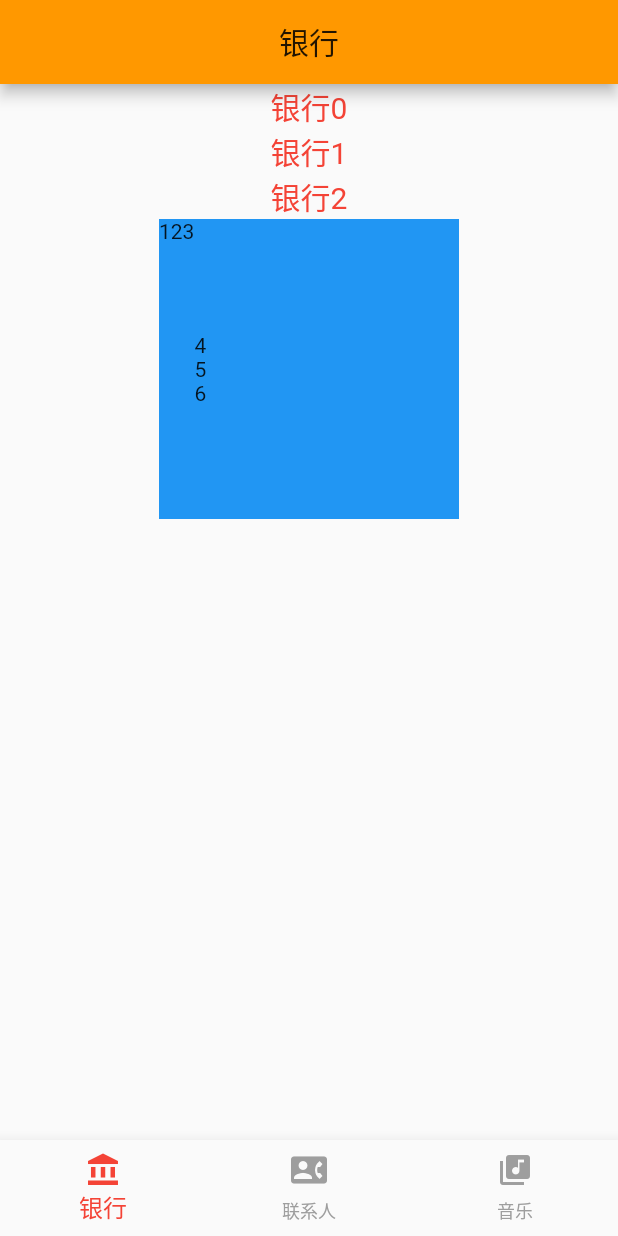
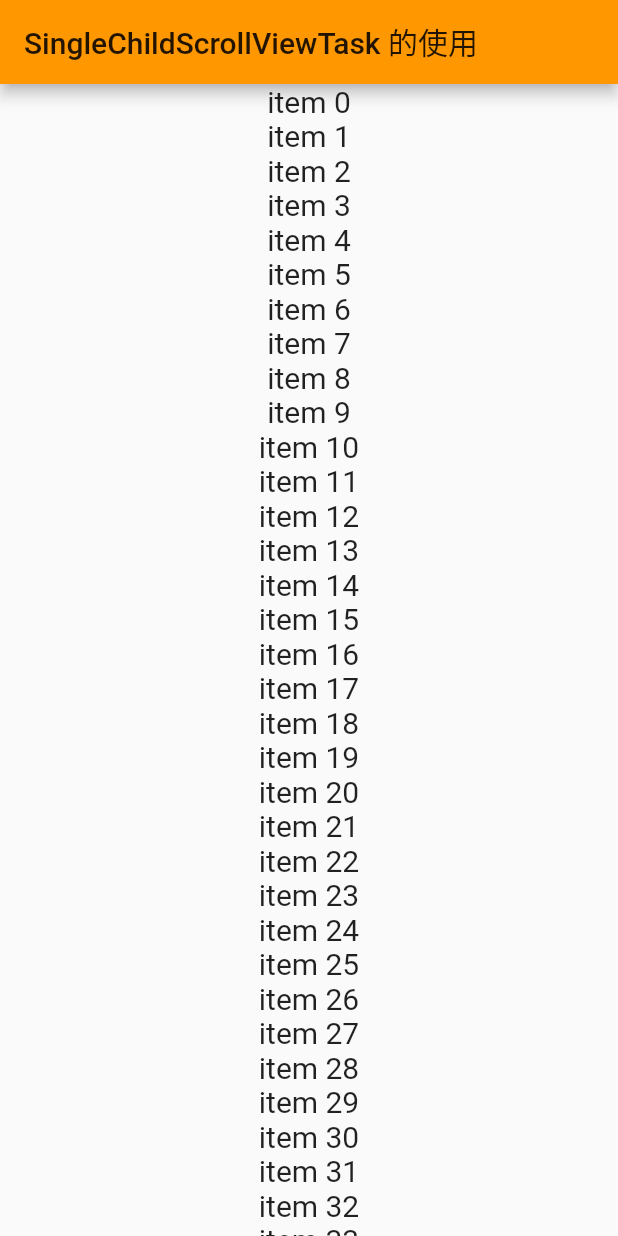
Before and after one commit to HumorYi/Flutter, a Flutter app: the screen it shows after launch, on a phone screen of 412 x 824 dp. Run offline on Flutter 3.47's test engine with Material 2 defaults, Android fonts, the phone set to English and light mode, and no system bars.

Commit message:
【新增】手势、列表布局、网格布局

```diff
--- /dev/null
+++ b/demo/lib/SingleChildScrollView_task.dart
@@ -0,0 +1,21 @@
+import 'package:flutter/material.dart';
+
+class SingleChildScrollViewTask extends StatelessWidget {
+  final List<String> items = List.generate(150, (index) => 'item $index');
+
+  @override
+  Widget build(BuildContext context) {
+    return Scaffold(
+      appBar: AppBar(
+        title: Text('SingleChildScrollViewTask 的使用'),
+      ),
+      body: SingleChildScrollView(
+        child: Center(
+          child: Column(
+            children: items.map((item) => Text(item, style: TextStyle(fontSize: 20))).toList(),
+          ),
+        ),
+      ),
+    );
+  }
+}
--- a/demo/lib/main.dart
+++ b/demo/lib/main.dart
@@ -1,98 +1,24 @@
-import 'package:demo/Screen/BalanceScreen.dart';
-import 'package:demo/Screen/ContactScreen.dart';
-import 'package:demo/Screen/MusicScreen.dart';
+import 'package:demo/Gesture_task.dart';
+import 'package:demo/GridView_task.dart';
+import 'package:demo/ListView_task.dart';
+import 'package:demo/SingleChildScrollView_task.dart';
 import 'package:flutter/material.dart';
 
-void main() => runApp(MyApp());
+void main() => runApp(App());
 
-class MyApp extends StatelessWidget {
+class App extends StatelessWidget {
   @override
   Widget build(BuildContext context) {
     return MaterialApp(
       title: 'Flutter Demo',
-      initialRoute: '/second',
       theme: ThemeData(
-        primaryColor: Colors.orange
+        primaryColor: Colors.orange,
         // primarySwatch: Colors.red
       ),
-      routes: <String, WidgetBuilder> {
-        '/first': (BuildContext context) => FirstScreen(),
-        '/second': (BuildContext context) => SecondScreen(title: 'title', content: 'content',),
-      },
-      // home: FirstScreen()
+      // home: GestureTask()
+      // home: ListViewTask()
+      // home: GridViewTask()
+      home: SingleChildScrollViewTask()
     );
   }
 }
-
-class FirstScreen extends StatelessWidget {
-  @override
-  Widget build(BuildContext context) {
-    return Scaffold(
-      appBar: AppBar(title: Text('First Screen'), centerTitle: true,),
-      body: Center(
-        child: Text('first screen page content'),
-      ),
-    );
-  }
-}
-
-/* class SecondScreen extends StatelessWidget {
- */
-
-class SecondScreen extends StatefulWidget {
-  final String title;
-  final String content;
-
-  SecondScreen({this.title, this.content});
-
-  @override
-  _SecondScreenState createState() => _SecondScreenState();
-}
-
-class _SecondScreenState extends State<SecondScreen> {
-  final List<Widget> _children= [
-    BalanceScreen(),
-    ContactScreen(),
-    MusicScreen()
-  ];
-
-  int _currentIndex = 0;
-
-  void onTabTppend(int selectedIndex) {
-    setState(() {
-      _currentIndex = selectedIndex;
-    });
-  }
-
-  @override
-  Widget build(BuildContext context) {
-    return Scaffold(
-      body: _children[_currentIndex],
-      drawer: Drawer(
-        child: Center(
-          child: Text(
-            'Drawer',
-            style: TextStyle(
-              fontSize: 20,
-              fontWeight: FontWeight.bold
-            ),
-          ),
-        ),
-      ),
-      bottomNavigationBar: BottomNavigationBar(
-        items: [
-          BottomNavigationBarItem(icon: Icon(Icons.account_balance), title: Text('银行')),
-          BottomNavigationBarItem(icon: Icon(Icons.contact_phone), title: Text('联系人')),
-          BottomNavigationBarItem(icon: Icon(Icons.library_music), title: Text('音乐')),
-        ],
-        onTap: onTabTppend,
-        currentIndex: _currentIndex,
-        selectedItemColor: Colors.red,
-        selectedFontSize: 16,
-        unselectedItemColor: Colors.grey,
-        unselectedFontSize: 12,
-      ),
-    );
-  }
-
-}
```
Also changed, not shown: demo/lib/Gesture_task.dart (added, +36 -0 lines), demo/lib/GridView_task.dart (added, +86 -0 lines), demo/lib/ListView_task.dart (added, +63 -0 lines), demo/lib/main_screen.dart (added, +98 -0 lines), 1 other file.
